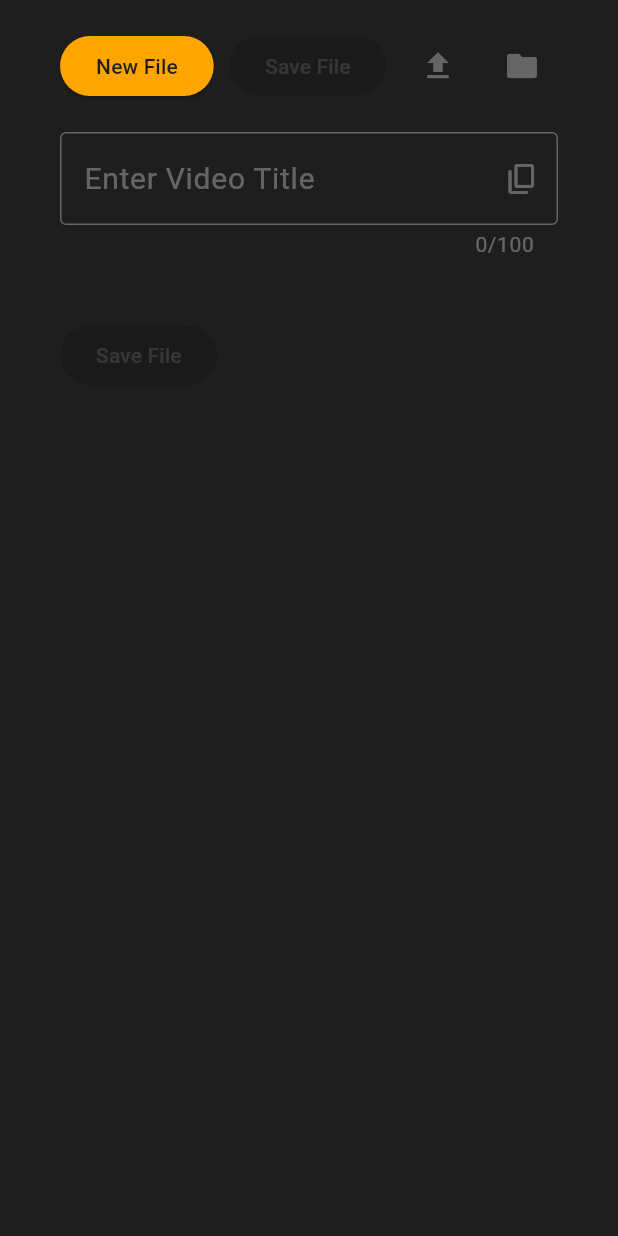
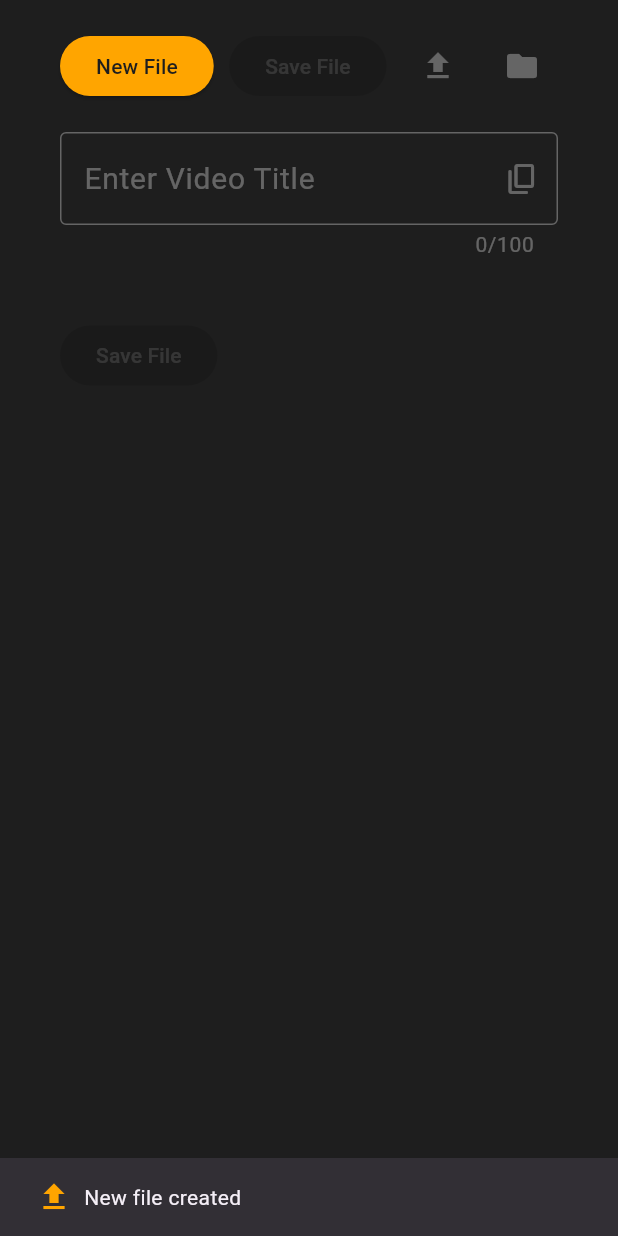
Before and after one commit to RubenFalcao14/NLP-using-RAG, a Flutter app: the screen it shows after launch, after a tap on "New File", on a phone screen of 412 x 824 dp. Run offline on Flutter 3.47's test engine with Material 3 defaults, Android fonts, the phone set to English and light mode, and no system bars; our stand-ins replace file_picker.

Commit message:
Basic functionality added

```diff
--- a/lib/screens/home_screen.dart
+++ b/lib/screens/home_screen.dart
@@ -64,13 +64,13 @@ Widget build(BuildContext context) {
           Row(
             mainAxisAlignment: MainAxisAlignment.spaceBetween,
             children: [
-              _mainButton(() => null, 'New File'),
+              _mainButton(() => fileService.newFile(context), 'New File'),
               _mainButton(null, 'Save File'),
               Row(
                 children: [
                   _actionButton(() => fileService.loadFile(context), Icons.file_upload),
                   const SizedBox(width: 8),
-                  _actionButton(() => null, Icons.folder),
+                  _actionButton(() => fileService.newDirectory(context), Icons.folder),
                 ],
               )
             ],
--- a/lib/services/file_service.dart
+++ b/lib/services/file_service.dart
@@ -59,6 +59,23 @@ class FileService {
     }
   }
 
+  void newFile(context){
+    _selectedFile = null;
+    titleController.clear();
+    SnackBarUtils.showSnackbar(context, Icons.file_upload, 'New file created');
+  }
+
+  void newDirectory(context) async{
+    try {
+      String? directory = await FilePicker.platform.getDirectoryPath();
+      _selectedDirectory = directory!;
+      _selectedFile = null;
+      SnackBarUtils.showSnackbar(context, Icons.folder, 'Folder is selected');
+    } catch (e) {
+      SnackBarUtils.showSnackbar(context, Icons.error_rounded, 'No folder selected');
+    }
+  }
+
   static String getTodayDate(){
     final now = DateTime.now();
     final formatter = DateFormat('yyyy-MM-dd');
```
Also changed, not shown: 7 other files.
